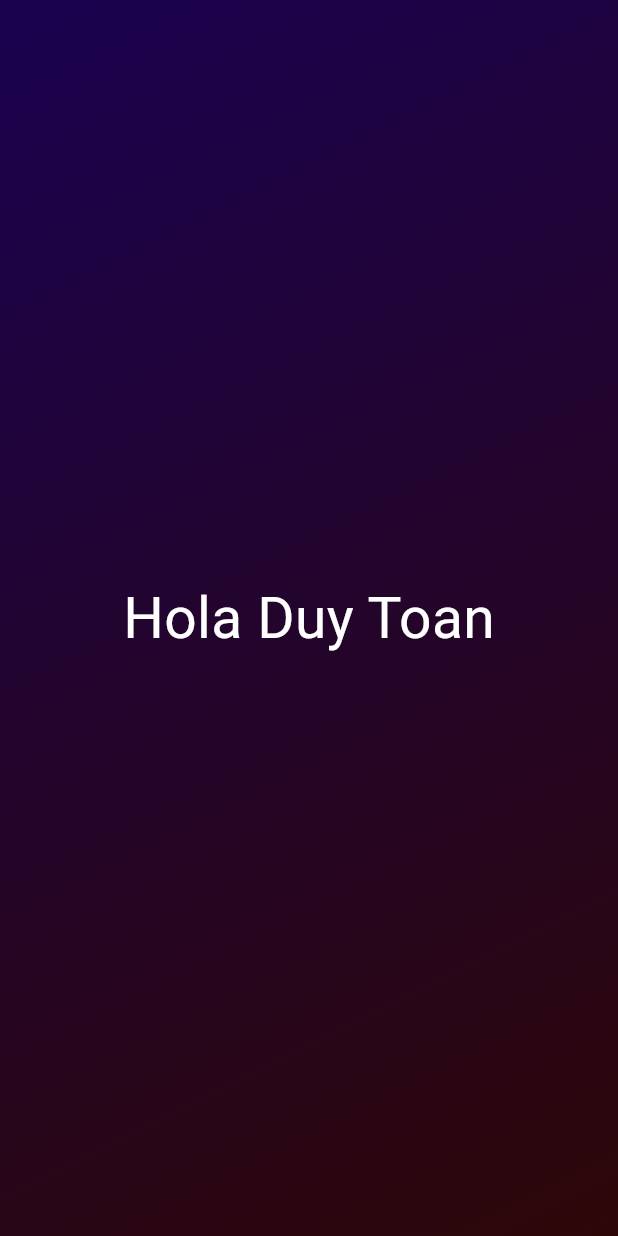
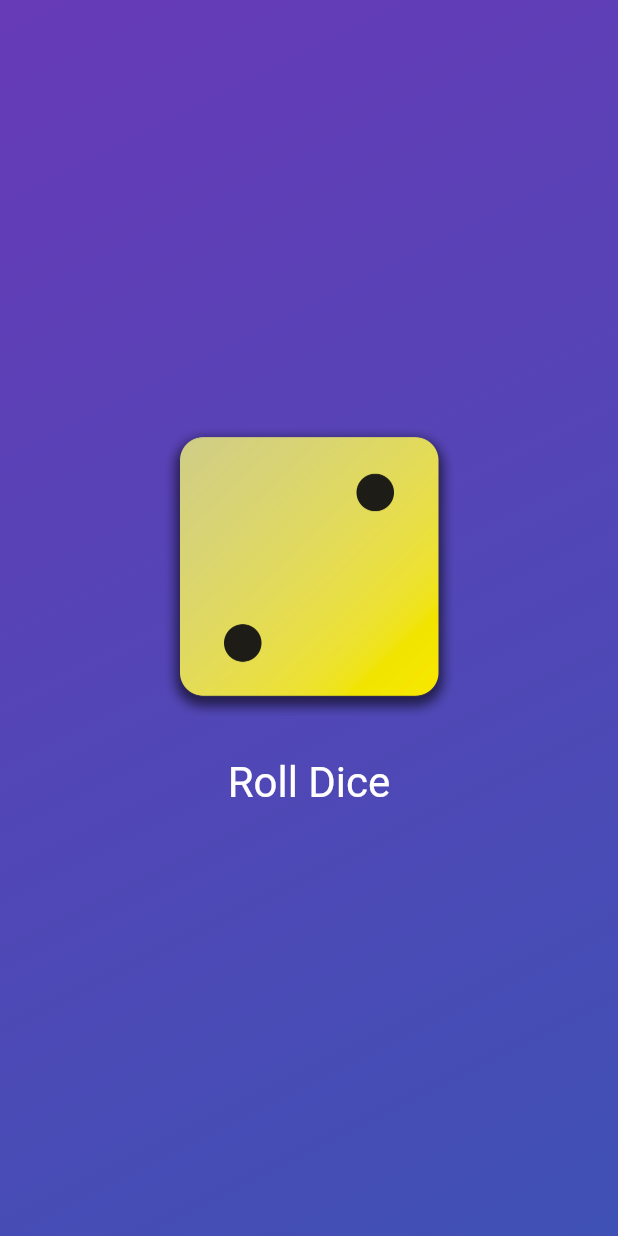
Before and after one commit to duytoann/fluttoan, a Flutter app: the screen it shows after launch, on a phone screen of 412 x 824 dp. Run offline on Flutter 3.47's test engine with Material 3 defaults, Android fonts, the phone set to English and light mode, and no system bars.

Commit message:
impl styling buttons, images

```diff
--- a/lib/gradient_container.dart
+++ b/lib/gradient_container.dart
@@ -1,27 +1,55 @@
-import 'package:FlutCombine/styled_text.dart';
 import 'package:flutter/material.dart';
 
 var startAlignment = Alignment.topLeft;
 var endAlignment = Alignment.bottomRight;
 
 class GradientContainer extends StatelessWidget {
-  const GradientContainer({super.key});
+  const GradientContainer(this.color1, this.color2, {super.key});
+
+  const GradientContainer.purple({super.key})
+      : color1 = Colors.deepPurple,
+        color2 = Colors.indigo;
+
+  final Color color1;
+  final Color color2;
+
+  void rollDice() {}
 
   @override
   Widget build(BuildContext context) {
     return Container(
       decoration: BoxDecoration(
         gradient: LinearGradient(
-          colors: const [
-            Color.fromARGB(255, 26, 2, 80),
-            Color.fromARGB(255, 45, 7, 8),
-          ],
+          colors: [color1, color2],
           begin: startAlignment,
           end: endAlignment,
         ),
       ),
-      child: const Center(
-        child: StyledText("Hola Duy Toan"),
+      child: Center(
+        child: Column(
+          mainAxisSize: MainAxisSize.min,
+          children: [
+            Image.asset(
+              'assets/images/dice-2.png',
+              width: 200,
+            ),
+            const SizedBox(
+              height: 20,
+            ),
+            TextButton(
+              onPressed: rollDice,
+              style: TextButton.styleFrom(
+                  // padding: const EdgeInsets.only(
+                  //   top: 20,
+                  // ),
+                  foregroundColor: Colors.white,
+                  textStyle: const TextStyle(
+                    fontSize: 28,
+                  )),
+              child: const Text('Roll Dice'),
+            )
+          ],
+        ),
       ),
     );
   }
--- a/lib/main.dart
+++ b/lib/main.dart
@@ -6,7 +6,7 @@ void main() {
   runApp(
     const MaterialApp(
       home: Scaffold(
-        body: GradientContainer(),
+        body: GradientContainer.purple(),
       ),
     ),
   );
```
